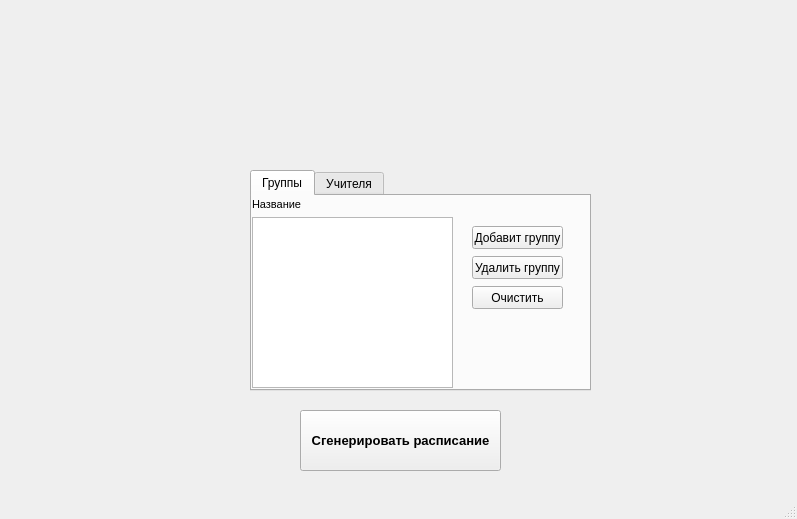
This is scheduledepartment.ui in BlackSerperior6/ScheduleDepartmentProgram as Qt 5 draws it before an edit. The edited form follows.
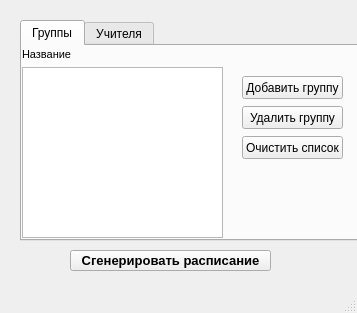
This is the edited form.

What changed in the file:
```diff
--- a/scheduledepartment.ui
+++ b/scheduledepartment.ui
@@ -6,8 +6,8 @@
    <rect>
     <x>0</x>
     <y>0</y>
-    <width>797</width>
-    <height>519</height>
+    <width>357</width>
+    <height>313</height>
    </rect>
   </property>
   <property name="windowTitle">
@@ -17,10 +17,10 @@
    <widget class="QPushButton" name="pushButton">
     <property name="geometry">
      <rect>
-      <x>300</x>
-      <y>410</y>
+      <x>70</x>
+      <y>250</y>
       <width>201</width>
-      <height>61</height>
+      <height>21</height>
      </rect>
     </property>
     <property name="font">
@@ -37,8 +37,8 @@
    <widget class="QTabWidget" name="tabWidget">
     <property name="geometry">
      <rect>
-      <x>250</x>
-      <y>170</y>
+      <x>20</x>
+      <y>20</y>
       <width>341</width>
       <height>221</height>
      </rect>
@@ -74,12 +74,12 @@
        <rect>
         <x>220</x>
         <y>30</y>
-        <width>91</width>
+        <width>101</width>
         <height>23</height>
        </rect>
       </property>
       <property name="text">
-       <string>Добавит группу</string>
+       <string>Добавить группу</string>
       </property>
      </widget>
      <widget class="QPushButton" name="RemoveStudyGroupButton">
@@ -87,7 +87,7 @@
        <rect>
         <x>220</x>
         <y>60</y>
-        <width>91</width>
+        <width>101</width>
         <height>23</height>
        </rect>
       </property>
@@ -118,12 +118,12 @@
        <rect>
         <x>220</x>
         <y>90</y>
-        <width>91</width>
+        <width>101</width>
         <height>23</height>
        </rect>
       </property>
       <property name="text">
-       <string>Очистить</string>
+       <string>Очистить список</string>
       </property>
      </widget>
     </widget>
```
Left out of the diff: 4 changed lines with no effect on the pictures.
